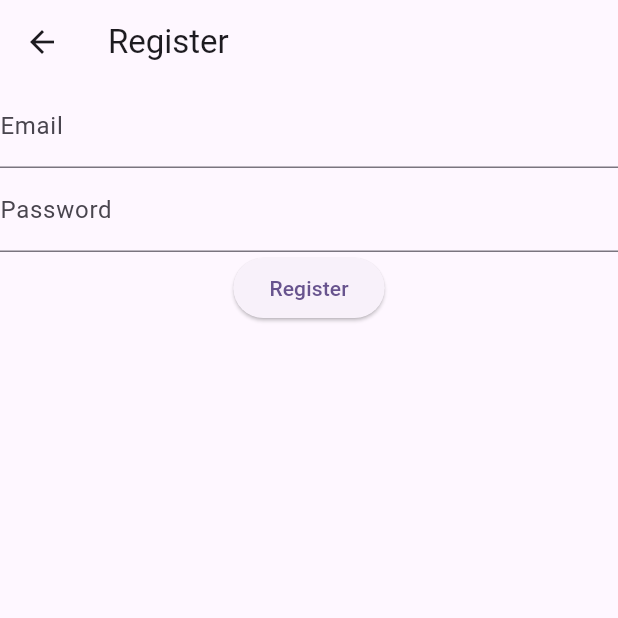
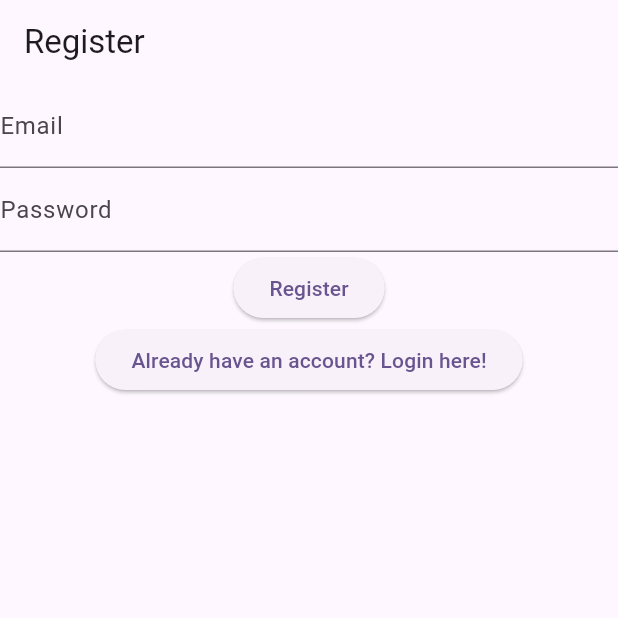
Before and after one commit to Megabyte94/NotesAppTutorial2, a Flutter app: the RegisterView screen opened directly, on a phone screen of 412 x 824 dp, the top half of it. Run offline on Flutter 3.47's test engine with Material 3 defaults, Android fonts, the phone set to English and light mode, and no system bars; our stand-ins replace firebase_auth, firebase_core; accounts and stored records are empty.

Commit message:
Chapter 17 - 03/06/2024
feat: Add routes for login, register, and email verification views

This commit adds routes for the login, register, and email verification views in the `MyApp` class. Now, users can navigate to these views using the corresponding route paths. This improves the navigation flow and provides a better user experience.

Note: This is a suggested commit message based on the provided code changes. Please review and modify it as needed to adhere to your repository's commit message conventions.

```diff
--- a/lib/views/register_view.dart
+++ b/lib/views/register_view.dart
@@ -37,23 +37,8 @@ class _RegisterViewState extends State<RegisterView> {
   Widget build(BuildContext context) {
     // Create a Scaffold widget with an AppBar and a body.
     return Scaffold(
-        appBar: AppBar(
-          title: const Text("Register"),
-        ),
-        body: FutureBuilder(
-          future: Firebase.initializeApp(
-            options: DefaultFirebaseOptions.currentPlatform,
-          ),
-          builder: (context, snapshot) {
-            switch (snapshot.connectionState) {
-              case ConnectionState.none:
-                return const Text('None');
-              case ConnectionState.waiting:
-                return const CircularProgressIndicator();
-              case ConnectionState.active:
-                return const Text('Active');
-              case ConnectionState.done:
-                return Column(
+      appBar: AppBar(title: const Text('Register')),
+      body: Column(
         children: [
           TextField(
             controller: _email,
@@ -75,12 +60,13 @@ class _RegisterViewState extends State<RegisterView> {
             },
             child: const Text('Register'),
           ),
+          ElevatedButton(
+            onPressed: () {
+              Navigator.of(context).pushNamedAndRemoveUntil('/login/', (route) => false);
+            },
+            child: const Text('Already have an account? Login here!')),
         ],
+      ),
     );
-              default:
-                return const Text('Error initializing Firebase');
-            }
-          },
-        ));
   }
 }
```
Also changed, not shown: lib/main.dart (+21 -22 lines), lib/views/email_verification.dart (added, +33 -0 lines), lib/views/login_view.dart (+9 -22 lines). Lines whose indentation alone changed are shown as unchanged.
